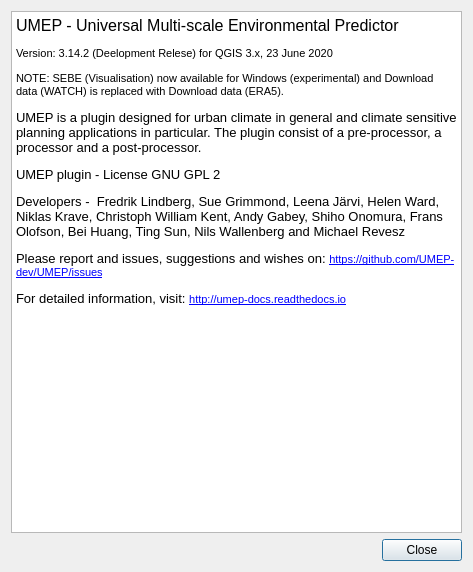
UMEP-dev/UMEP, file UMEP_about.ui: the form before one commit.
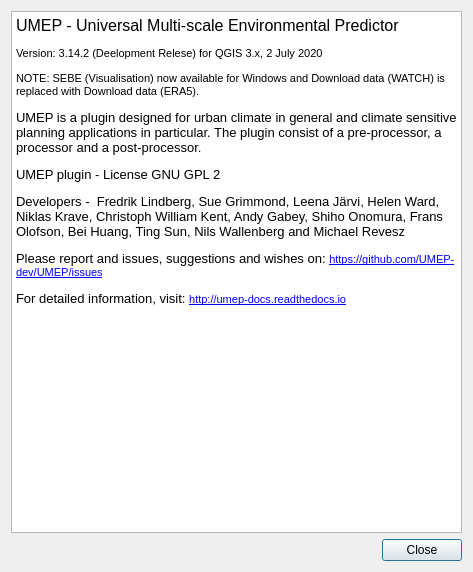
The form after the commit.

Diff of the .ui file:
```diff
--- a/UMEP_about.ui
+++ b/UMEP_about.ui
@@ -31,8 +31,8 @@
 p, li { white-space: pre-wrap; }
 &lt;/style&gt;&lt;/head&gt;&lt;body style=&quot; font-family:'MS Shell Dlg 2'; font-size:7.8pt; font-weight:400; font-style:normal;&quot;&gt;
 &lt;p style=&quot; margin-top:0px; margin-bottom:0px; margin-left:0px; margin-right:0px; -qt-block-indent:0; text-indent:0px;&quot;&gt;&lt;span style=&quot; font-size:12pt;&quot;&gt;UMEP - Universal Multi-scale Environmental Predictor &lt;/span&gt;&lt;/p&gt;
-&lt;p style=&quot; margin-top:12px; margin-bottom:12px; margin-left:0px; margin-right:0px; -qt-block-indent:0; text-indent:0px;&quot;&gt;&lt;span style=&quot; font-size:8pt;&quot;&gt;Version: 3.14.2 (Deelopment Relese) for QGIS 3.x, 23 June 2020&lt;/span&gt;&lt;/p&gt;
-&lt;p style=&quot; margin-top:12px; margin-bottom:12px; margin-left:0px; margin-right:0px; -qt-block-indent:0; text-indent:0px;&quot;&gt;&lt;span style=&quot; font-size:8pt;&quot;&gt;NOTE: SEBE (Visualisation) now available for Windows (experimental) and Download data (WATCH) is replaced with Download data (ERA5).&lt;/span&gt;&lt;/p&gt;
+&lt;p style=&quot; margin-top:12px; margin-bottom:12px; margin-left:0px; margin-right:0px; -qt-block-indent:0; text-indent:0px;&quot;&gt;&lt;span style=&quot; font-size:8pt;&quot;&gt;Version: 3.14.2 (Deelopment Relese) for QGIS 3.x, 2 July 2020&lt;/span&gt;&lt;/p&gt;
+&lt;p style=&quot; margin-top:12px; margin-bottom:12px; margin-left:0px; margin-right:0px; -qt-block-indent:0; text-indent:0px;&quot;&gt;&lt;span style=&quot; font-size:8pt;&quot;&gt;NOTE: SEBE (Visualisation) now available for Windows and Download data (WATCH) is replaced with Download data (ERA5).&lt;/span&gt;&lt;/p&gt;
 &lt;p style=&quot; margin-top:12px; margin-bottom:12px; margin-left:0px; margin-right:0px; -qt-block-indent:0; text-indent:0px;&quot;&gt;&lt;span style=&quot; font-size:10pt;&quot;&gt;UMEP is a plugin designed for urban climate in general and climate sensitive planning applications in particular. The plugin consist of a pre-processor, a processor and a post-processor.&lt;/span&gt;&lt;/p&gt;
 &lt;p style=&quot; margin-top:12px; margin-bottom:12px; margin-left:0px; margin-right:0px; -qt-block-indent:0; text-indent:0px;&quot;&gt;&lt;span style=&quot; font-size:10pt;&quot;&gt;UMEP plugin - License GNU GPL 2&lt;/span&gt;&lt;/p&gt;
 &lt;p style=&quot; margin-top:12px; margin-bottom:12px; margin-left:0px; margin-right:0px; -qt-block-indent:0; text-indent:0px;&quot;&gt;&lt;span style=&quot; font-size:10pt;&quot;&gt;Developers -  Fredrik Lindberg, Sue Grimmond, Leena Järvi, Helen Ward, Niklas Krave, Christoph William Kent, Andy Gabey, Shiho Onomura, Frans Olofson, Bei Huang, Ting Sun, Nils Wallenberg and Michael Revesz&lt;/span&gt;&lt;/p&gt;
```
